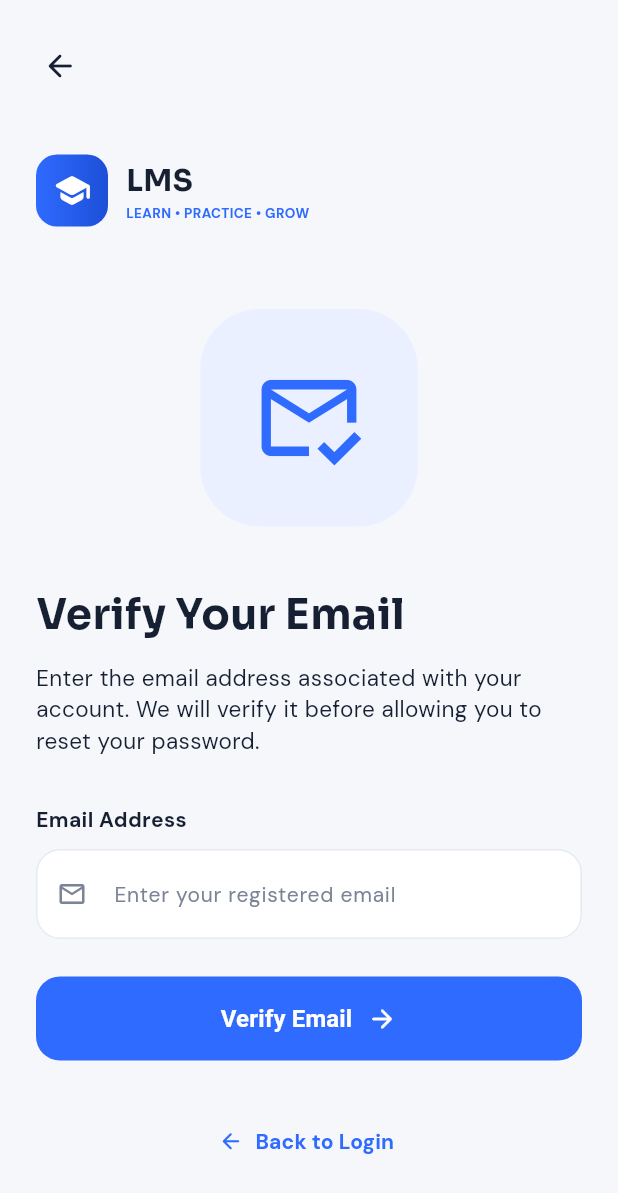
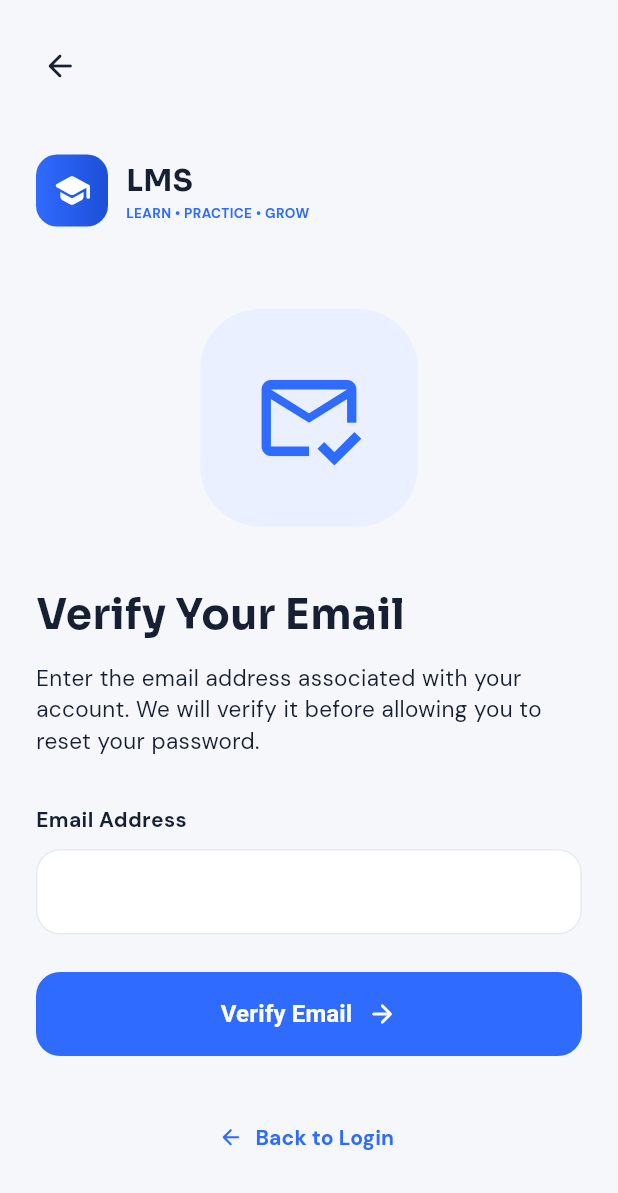
Before and after one commit to rehman-453/lms, a Flutter app: the ForgotPasswordScreen screen opened by its route, on a phone screen of 412 x 824 dp. Shown: the top 1193 px of the screen. Run offline on Flutter 3.47's test engine with Material 3 defaults, Android fonts, the phone set to English and light mode, and no system bars; our stand-ins replace firebase_core, firebase_messaging, flutter_local_notifications, get, get_storage, google_fonts and 3 more; missing offline and left inert: tutorial_coach_mark; accounts and stored records are empty.

Commit message:
forgot pasword

```diff
--- a/lib/modules/auth/views/forgot_password_screen.dart
+++ b/lib/modules/auth/views/forgot_password_screen.dart
@@ -1,5 +1,6 @@
 import 'package:flutter/material.dart';
 import 'package:get/get.dart';
+import 'package:lms/core/widgets/custom_text_field.dart';
 
 import '../../../app/theme/app_colors.dart';
 import '../../../app/theme/app_text_styles.dart';
@@ -96,13 +97,13 @@ class ForgotPasswordScreen extends StatelessWidget {
 
                             const SizedBox(height: 10),
 
-                            TextFormField(
-                              controller: controller.emailController,
+                             CustomTextField(
+                              textFieldController: controller.emailController,
                               keyboardType: TextInputType.emailAddress,
                               textInputAction: TextInputAction.done,
                               validator: controller.validateEmail,
                               onFieldSubmitted: (_) => controller.verifyEmail(),
-                              decoration: _inputDecoration(),
+                              // decoration: _inputDecoration(),
                             ),
 
                             const SizedBox(height: 25),
```
